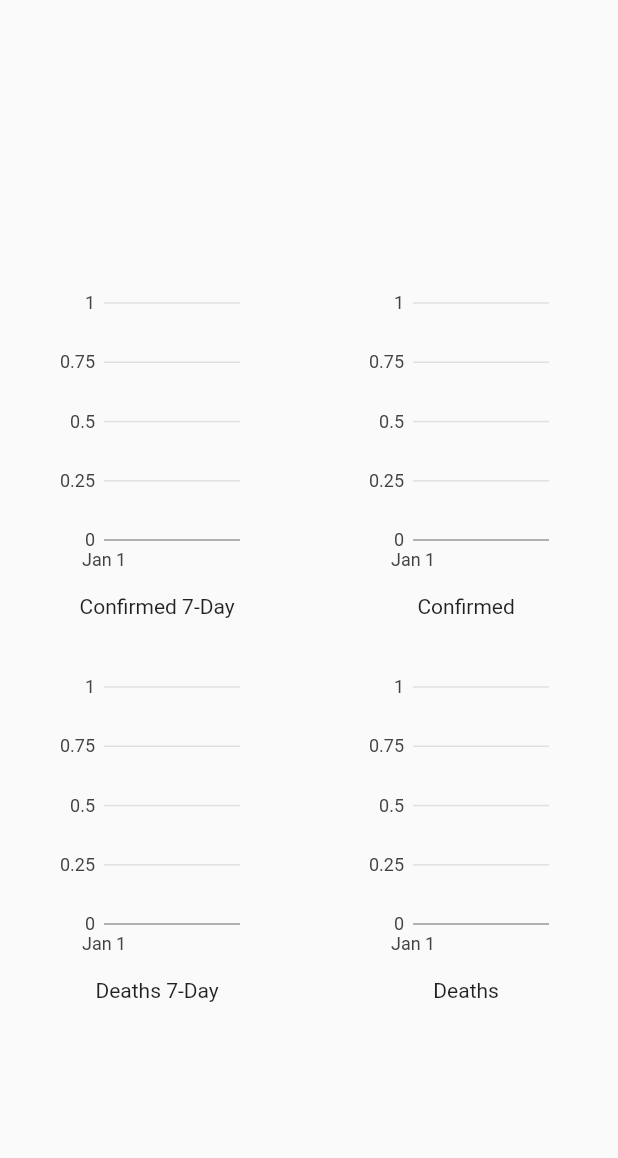
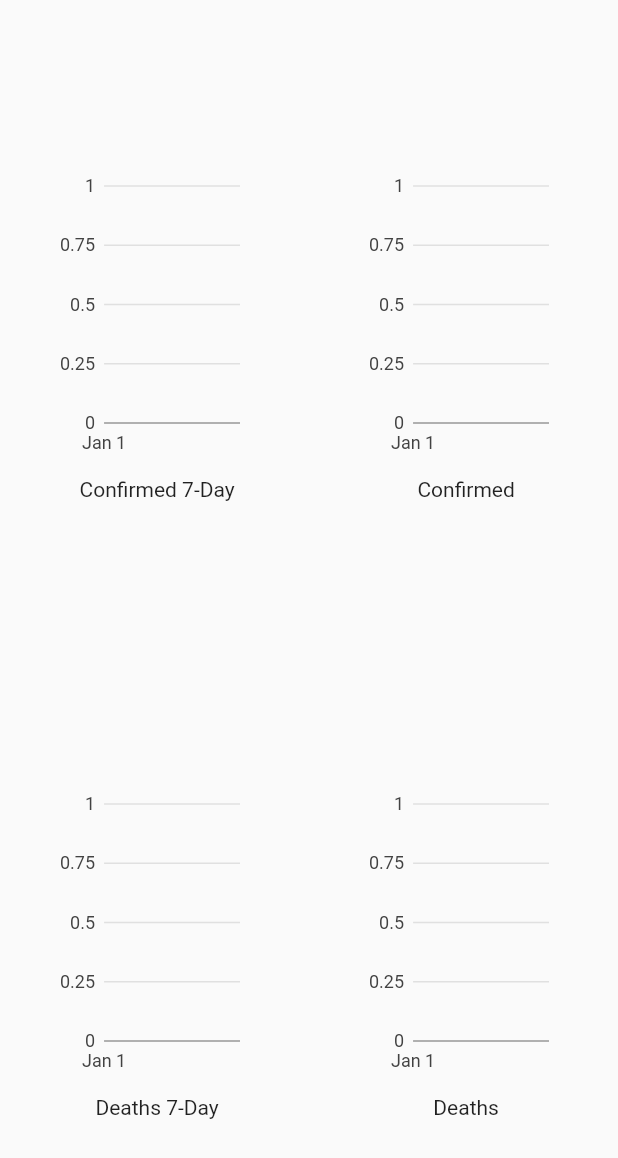
Before and after one commit to steveroe317/covid_trends, a Flutter app: the SimpleChartTable widget shown alone on an empty page, opened directly with empty values, on a phone screen of 412 x 824 dp. Shown: the top 1158 px of the screen. Run offline on Flutter 3.47's test engine with Material 2 defaults, Android fonts, the phone set to English and light mode, and no system bars; our stand-ins replace charts_flutter, cloud_firestore, firebase_auth, firebase_core; accounts and stored records are empty; network calls fail.

Commit message:
Change chart table to spaceAround

```diff
--- a/lib/widgets/simple_chart_page.dart
+++ b/lib/widgets/simple_chart_page.dart
@@ -82,14 +82,15 @@ class SimpleChartTable extends StatelessWidget {
     return Row(
       children: [
         Expanded(
-            child:
-                Column(mainAxisAlignment: MainAxisAlignment.center, children: [
-          _LabelledSimpleCovidChart(path, "Confirmed 7-Day", Colors.black),
-          _LabelledSimpleCovidChart(path, "Deaths 7-Day", Colors.red)
-        ])),
+            child: Column(
+                mainAxisAlignment: MainAxisAlignment.spaceAround,
+                children: [
+              _LabelledSimpleCovidChart(path, "Confirmed 7-Day", Colors.black),
+              _LabelledSimpleCovidChart(path, "Deaths 7-Day", Colors.red)
+            ])),
         Expanded(
             child: Column(
-          mainAxisAlignment: MainAxisAlignment.center,
+          mainAxisAlignment: MainAxisAlignment.spaceAround,
           children: [
             _LabelledSimpleCovidChart(path, "Confirmed", Colors.black),
             _LabelledSimpleCovidChart(path, "Deaths", Colors.red),
```
